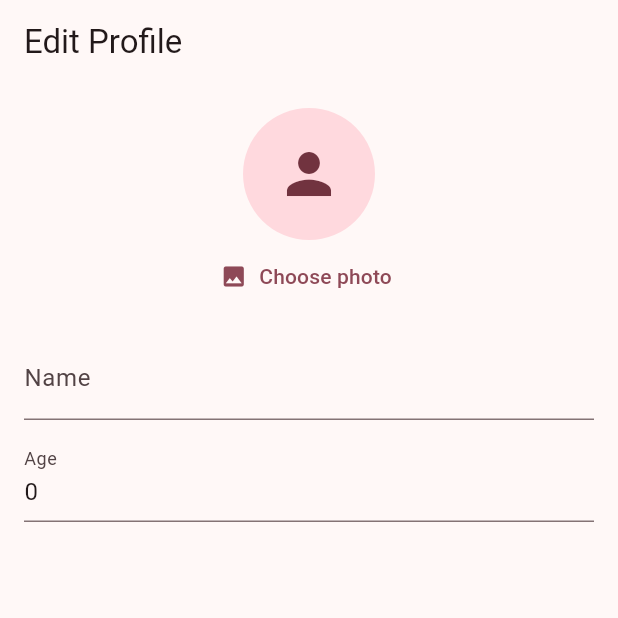
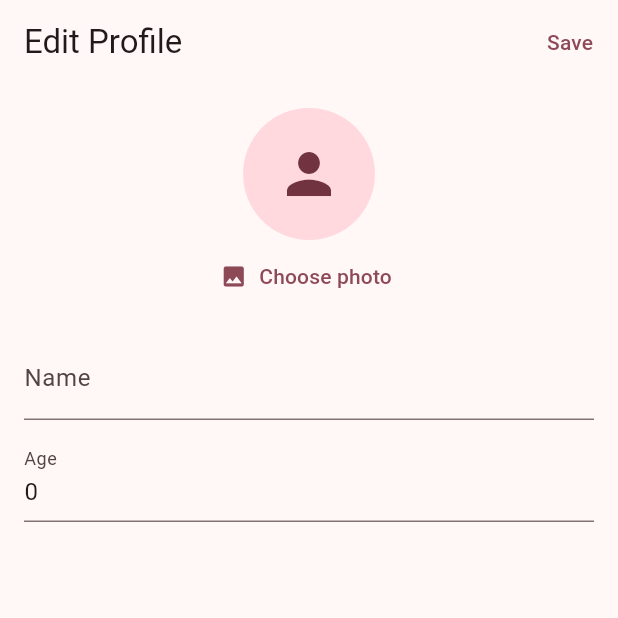
Before and after one commit to hkibret/FetaDatingApp, a Flutter app: the EditProfilePage screen opened by its route, after a tap on "Choose photo", on a phone screen of 412 x 824 dp, the top half of it. Run offline on Flutter 3.47's test engine with Material 3 defaults, Android fonts, the phone set to English and light mode, and no system bars; our stand-ins replace dio, flutter_riverpod, flutter_secure_storage, go_router, hive_flutter, image_picker and 1 more; accounts and stored records are empty.

Commit message:
updated profile edit

```diff
--- a/lib/features/profile/ui/edit_profile_page.dart
+++ b/lib/features/profile/ui/edit_profile_page.dart
@@ -1,5 +1,6 @@
 import 'dart:typed_data';
 
+import 'package:flutter/foundation.dart' show kIsWeb;
 import 'package:flutter/material.dart';
 import 'package:flutter_riverpod/flutter_riverpod.dart';
 import 'package:image_picker/image_picker.dart';
@@ -24,7 +25,9 @@ class _EditProfilePageState extends ConsumerState<EditProfilePage> {
   String? _pickedContentType;
 
   bool _saving = false;
-  bool _didPrefill = false;
+
+  // ✅ safer: track which profile we prefilling for
+  String? _prefilledForUserId;
 
   @override
   void dispose() {
@@ -35,9 +38,9 @@ class _EditProfilePageState extends ConsumerState<EditProfilePage> {
   }
 
   void _prefill(Profile p) {
-    _name.text = p.name ?? '';
-    _age.text = p.age?.toString() ?? '';
-    _bio.text = p.bio ?? '';
+    _name.text = (p.name ?? '');
+    _age.text = (p.age?.toString() ?? '');
+    _bio.text = (p.bio ?? '');
   }
 
   Future<void> _pickImage() async {
@@ -50,14 +53,14 @@ class _EditProfilePageState extends ConsumerState<EditProfilePage> {
 
     final bytes = await x.readAsBytes();
 
-    final ext = (x.name.split('.').length > 1)
-        ? x.name.split('.').last.toLowerCase()
-        : 'jpg';
+    final parts = x.name.split('.');
+    final ext = (parts.length > 1) ? parts.last.toLowerCase() : 'jpg';
 
     String contentType = 'image/jpeg';
     if (ext == 'png') contentType = 'image/png';
     if (ext == 'webp') contentType = 'image/webp';
 
+    if (!mounted) return;
     setState(() {
       _pickedBytes = bytes;
       _pickedExt = ext;
@@ -66,6 +69,8 @@ class _EditProfilePageState extends ConsumerState<EditProfilePage> {
   }
 
   Future<void> _save(Profile current) async {
+    FocusScope.of(context).unfocus();
+
     setState(() => _saving = true);
     try {
       final repo = ref.read(profileRepoProvider);
@@ -83,7 +88,6 @@ class _EditProfilePageState extends ConsumerState<EditProfilePage> {
 
       final parsedAge = int.tryParse(_age.text.trim());
 
-      // ✅ Persist avatarUrl along with name/age/bio
       await repo.upsertProfile(
         name: _name.text.trim().isEmpty ? null : _name.text.trim(),
         age: parsedAge,
@@ -91,10 +95,11 @@ class _EditProfilePageState extends ConsumerState<EditProfilePage> {
         avatarUrl: avatarUrl,
       );
 
-      // refresh profile
+      // ✅ refresh profile
       ref.invalidate(myProfileProvider);
 
-      if (mounted) Navigator.pop(context);
+      if (!mounted) return;
+      Navigator.pop(context);
     } catch (e) {
       if (!mounted) return;
       ScaffoldMessenger.of(
@@ -110,24 +115,99 @@ class _EditProfilePageState extends ConsumerState<EditProfilePage> {
     final profileAsync = ref.watch(myProfileProvider);
 
     return Scaffold(
-      appBar: AppBar(title: const Text('Edit Profile')),
+      appBar: AppBar(
+        title: const Text('Edit Profile'),
+        actions: [
+          TextButton(
+            onPressed: _saving
+                ? null
+                : () async {
+                    final p = profileAsync.maybeWhen(
+                      data: (p) => p,
+                      orElse: () => null,
+                    );
+                    if (p == null) return;
+                    await _save(p);
+                  },
+            child: Text(_saving ? 'Saving…' : 'Save'),
+          ),
+        ],
+      ),
       body: profileAsync.when(
         loading: () => const Center(child: CircularProgressIndicator()),
-        error: (e, _) => Center(child: Text('Error: $e')),
+        error: (e, st) => Padding(
+          padding: const EdgeInsets.all(16),
+          child: Column(
+            crossAxisAlignment: CrossAxisAlignment.start,
+            children: [
+              const Text(
+                'Could not load your profile.',
+                style: TextStyle(fontSize: 16, fontWeight: FontWeight.w600),
+              ),
+              const SizedBox(height: 8),
+              Text('$e', style: const TextStyle(color: Colors.red)),
+              const SizedBox(height: 12),
+              ElevatedButton(
+                onPressed: () => ref.invalidate(myProfileProvider),
+                child: const Text('Retry'),
+              ),
+            ],
+          ),
+        ),
         data: (p) {
-          if (p == null) return const Center(child: Text('No profile found'));
+          if (p == null) {
+            return Center(
+              child: Column(
+                mainAxisSize: MainAxisSize.min,
+                children: [
+                  const Text('No profile found.'),
+                  const SizedBox(height: 12),
+                  ElevatedButton(
+                    onPressed: () => ref.invalidate(myProfileProvider),
+                    child: const Text('Reload'),
+                  ),
+                ],
+              ),
+            );
+          }
 
-          // ✅ Prefill ONCE (no addPostFrameCallback spam)
-          if (!_didPrefill) {
-            _didPrefill = true;
+          // ✅ Prefill ONCE per user id (prevents stale prefill + prevents rebuild spam)
+          final currentId = p.id; // make sure Profile has id
+          if (_prefilledForUserId != currentId) {
+            _prefilledForUserId = currentId;
             _prefill(p);
           }
 
-          ImageProvider<Object>? avatarProvider;
+          Widget avatar;
           if (_pickedBytes != null) {
-            avatarProvider = MemoryImage(_pickedBytes!);
+            avatar = CircleAvatar(
+              radius: 44,
+              backgroundImage: MemoryImage(_pickedBytes!),
+            );
           } else if (p.avatarUrl != null && p.avatarUrl!.isNotEmpty) {
-            avatarProvider = NetworkImage(p.avatarUrl!);
+            // Optional: cache-bust on web if avatar changes often
+            final url = kIsWeb
+                ? '${p.avatarUrl!}?t=${DateTime.now().millisecondsSinceEpoch}'
+                : p.avatarUrl!;
+            avatar = CircleAvatar(
+              radius: 44,
+              backgroundColor: Theme.of(context).colorScheme.surfaceVariant,
+              child: ClipOval(
+                child: Image.network(
+                  url,
+                  width: 88,
+                  height: 88,
+                  fit: BoxFit.cover,
+                  errorBuilder: (_, __, ___) =>
+                      const Icon(Icons.person, size: 44),
+                ),
+              ),
+            );
+          } else {
+            avatar = const CircleAvatar(
+              radius: 44,
+              child: Icon(Icons.person, size: 44),
+            );
           }
 
           return ListView(
@@ -136,13 +216,7 @@ class _EditProfilePageState extends ConsumerState<EditProfilePage> {
               Center(
                 child: Column(
                   children: [
-                    CircleAvatar(
-                      radius: 44,
-                      backgroundImage: avatarProvider,
-                      child: (avatarProvider == null)
-                          ? const Icon(Icons.person, size: 44)
-                          : null,
-                    ),
+                    avatar,
                     TextButton.icon(
                       onPressed: _saving ? null : _pickImage,
                       icon: const Icon(Icons.photo),
--- a/lib/main.dart
+++ b/lib/main.dart
@@ -1,5 +1,4 @@
 import 'dart:async';
-
 import 'package:flutter/foundation.dart' show kIsWeb;
 import 'package:flutter/material.dart';
 import 'package:flutter_riverpod/flutter_riverpod.dart';
--- a/pubspec.yaml
+++ b/pubspec.yaml
@@ -46,6 +46,7 @@ dependencies:
   state_notifier: ^1.0.0
   supabase_flutter: ^2.12.0
   image_picker: ^1.1.2
+
 
 dev_dependencies:
   flutter_test:
```
